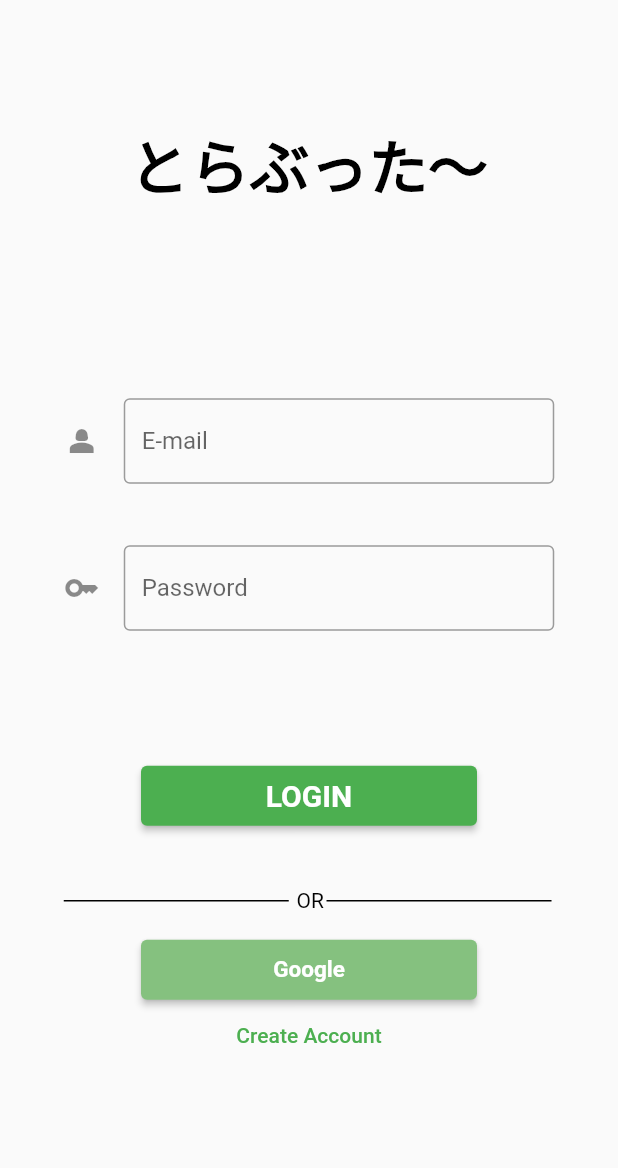
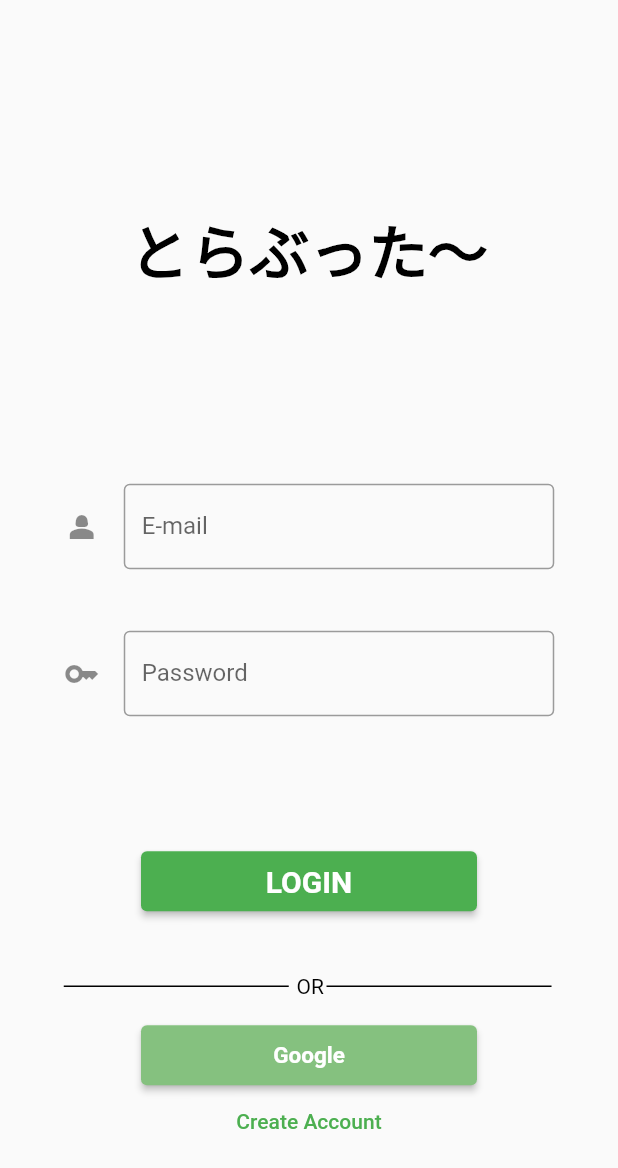
Before and after one commit to KoukiFOL/traveltrouble, a Flutter app: the screen it shows after launch, on a phone screen of 412 x 824 dp. Shown: the top 1168 px of the screen. Run offline on Flutter 3.47's test engine with Material 2 defaults, Android fonts, the phone set to English and light mode, and no system bars; our stand-ins replace cloud_firestore, firebase_auth, firebase_core, flutter_svg, go_router; accounts and stored records are empty; Roboto replaces fonts that are missing (SF Pro Text).

Commit message:
update: UIの修正

```diff
--- a/lib/screen/login.dart
+++ b/lib/screen/login.dart
@@ -18,6 +18,9 @@ class LoginScreen extends StatelessWidget {
         child: Column(
           mainAxisAlignment: MainAxisAlignment.center,
           children: <Widget>[
+            SizedBox(
+              height: 114,
+            ),
             SizedBox(
               //title
               width: 239,
--- a/lib/service/firebase/auth_service.dart
+++ b/lib/service/firebase/auth_service.dart
@@ -1,5 +1,4 @@
 // 認証に関する処理を記述
-import 'dart:js';
 
 import 'package:firebase_auth/firebase_auth.dart';
 import 'package:flutter/material.dart';
```
